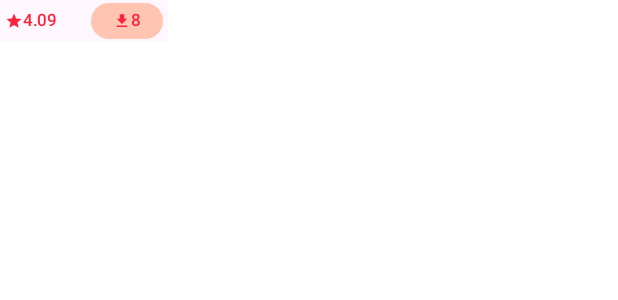
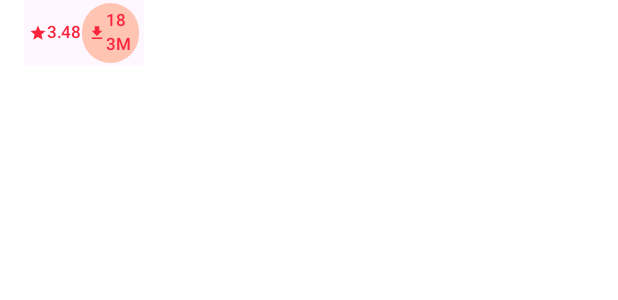
Before and after one commit to michaelpaco/forvia-challenge, an Android app built with Jetpack Compose: the @Preview function RatingAndDownloadsRowPreview, on a phone screen of 412 x 824 dp. Shown: the top 300 px of the screen. Run offline under Robolectric (Android 15) with nearby library versions, the phone set to English and light mode, and no system bars.

Commit message:
feat(ui): improve ui presentation and animations

```diff
--- a/app/src/main/java/com/wazowski/forviachallenge/common/Mock.kt
+++ b/app/src/main/java/com/wazowski/forviachallenge/common/Mock.kt
@@ -15,12 +15,12 @@ val allApps = listOf(
         md5sum = "5e0872a6bd167738165419f0fcd9f4a3",
         apkTags = emptyList(),
         size = 114039746,
-        downloads = 9651901,
+        downloads = 138000000,
         pdownloads = 9651901,
         added = "2011-09-23 01:51:42",
         modified = "2024-05-06 07:15:09",
         updated = "2024-05-07 23:26:14",
-        rating = 1.0f,
+        rating = 3.48f,
         icon = "FAKE_URL",
         graphic = "FAKE_URL",
         uptype = "aptuploader"
--- a/app/src/main/java/com/wazowski/forviachallenge/presentation/composables/RatingAndDowloadesRow.kt
+++ b/app/src/main/java/com/wazowski/forviachallenge/presentation/composables/RatingAndDowloadesRow.kt
@@ -11,6 +11,7 @@ import androidx.compose.ui.*
 import androidx.compose.ui.tooling.preview.Preview
 import androidx.compose.ui.unit.dp
 import com.wazowski.forviachallenge.common.*
+import com.wazowski.forviachallenge.common.Constants.PADDING_M
 import com.wazowski.forviachallenge.common.Constants.PADDING_XS
 import com.wazowski.forviachallenge.presentation.theme.*
 
@@ -77,8 +78,8 @@ fun RatingAndDownloadsRow(
 @Composable
 fun RatingAndDownloadsRowPreview() {
     ForviaChallengeTheme {
-        Surface(modifier = Modifier.width(112.dp)) {
-            RatingAndDownloadsRow(rating = 4.09f, downloads = 8)
+        Surface(modifier = Modifier.width(112.dp).padding(horizontal = PADDING_M.dp)) {
+            RatingAndDownloadsRow(rating = 3.48f, downloads = 183000000)
         }
     }
 }
--- a/app/src/main/java/com/wazowski/forviachallenge/presentation/composables/RelatedAppElevatedCard.kt
+++ b/app/src/main/java/com/wazowski/forviachallenge/presentation/composables/RelatedAppElevatedCard.kt
@@ -53,7 +53,7 @@ fun RelatedAppElevatedCard(app: ForviaApp, onClick: (Int) -> Unit) {
                     .padding(
                         vertical = PADDING_XS.dp
                     )
-                    .width(92.dp), verticalArrangement = Arrangement.SpaceBetween
+                    .width(96.dp), verticalArrangement = Arrangement.SpaceBetween
             ) {
                 Text(
                     text = app.name,
--- a/app/src/main/java/com/wazowski/forviachallenge/presentation/composables/TopBar.kt
+++ b/app/src/main/java/com/wazowski/forviachallenge/presentation/composables/TopBar.kt
@@ -9,6 +9,7 @@ import androidx.compose.ui.Modifier
 import androidx.compose.ui.graphics.Color
 import androidx.compose.ui.unit.dp
 import com.wazowski.forviachallenge.common.Constants
+import com.wazowski.forviachallenge.common.Constants.PADDING_XS
 import com.wazowski.forviachallenge.presentation.theme.LocalCustomPalette
 
 @OptIn(ExperimentalMaterial3Api::class)
@@ -21,12 +22,13 @@ fun TopBar(onBackPressed: () -> Unit) {
         navigationIcon = {
             FilledTonalIconButton(
                 onClick = onBackPressed,
-                modifier = Modifier.size(44.dp),
+                modifier = Modifier.size(44.dp).padding(top = PADDING_XS.dp),
                 colors = IconButtonDefaults.iconButtonColors(containerColor = LocalCustomPalette.current.metadataBackgroundColor)
             ) {
                 Icon(
                     imageVector = Icons.AutoMirrored.Filled.ArrowBack,
                     contentDescription = "Back",
+                    tint = LocalCustomPalette.current.metadataColor
                 )
             }
         })
```
Also changed, not shown: app/src/main/java/com/wazowski/forviachallenge/presentation/MainActivity.kt (+8 -7 lines).
